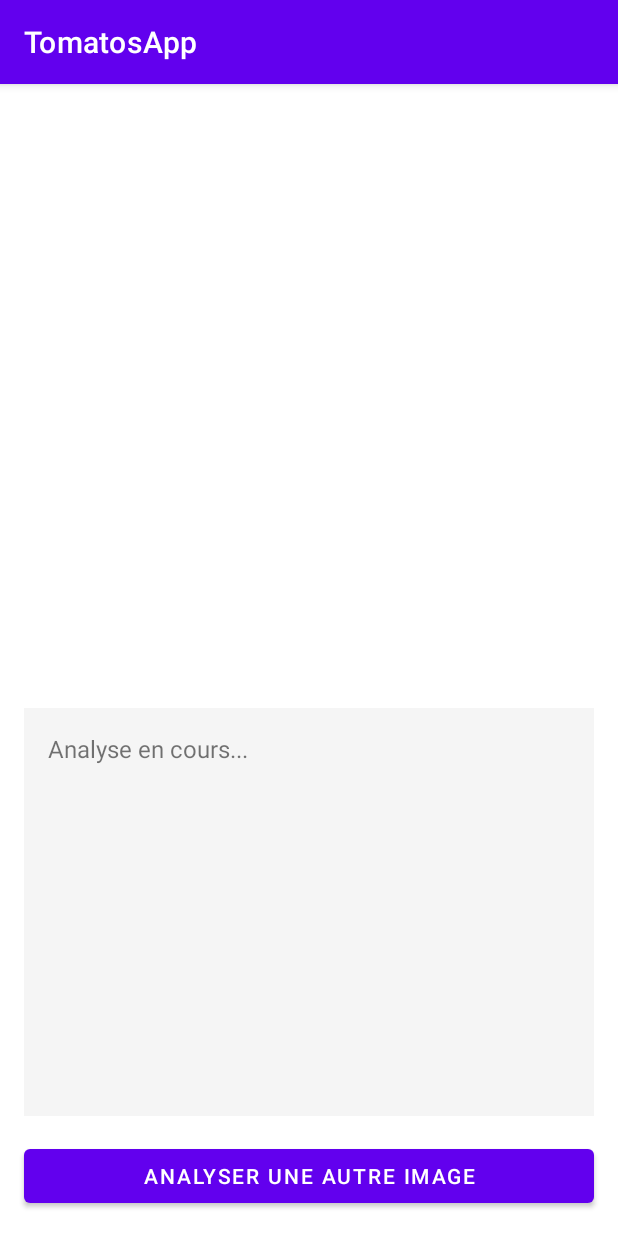
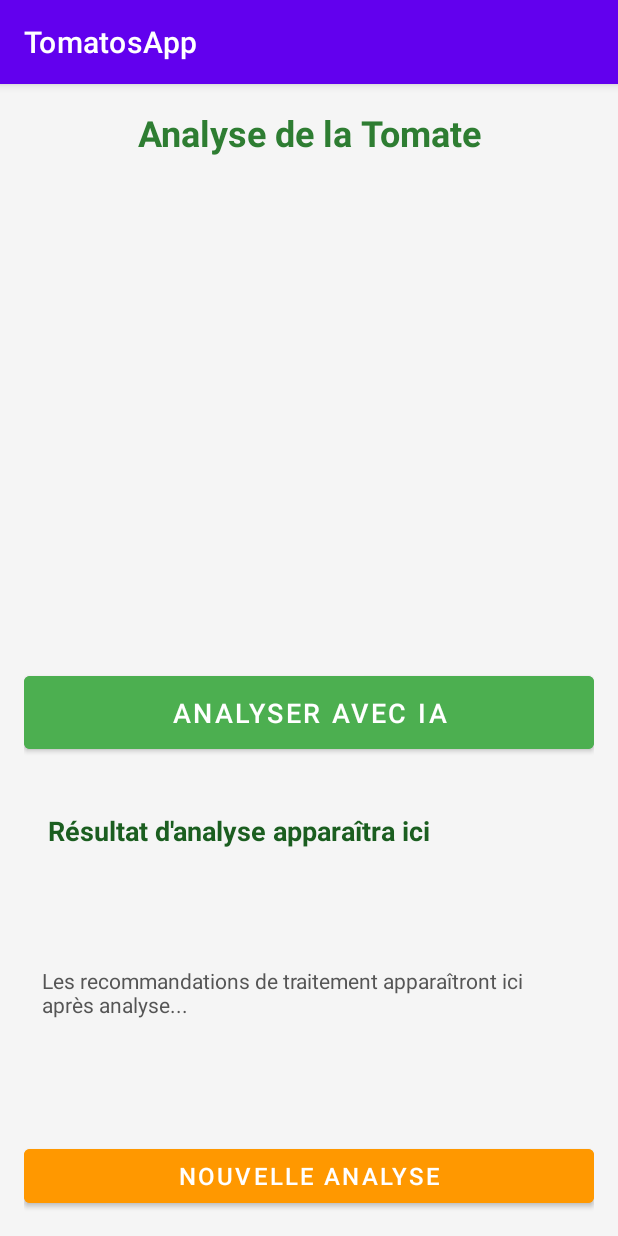
Before and after one commit to abdellatif-rhaymi/TomateApp, an Android app: the PredictionActivity screen opened directly, with no data from a screen before it, on a phone screen of 412 x 824 dp. Run offline under Robolectric (Android 15) with nearby library versions, the phone set to English and light mode, and no system bars; 1 statement that could not run was skipped.

Commit message:
Second commit of TomateApp project

```diff
--- a/app/src/main/AndroidManifest.xml
+++ b/app/src/main/AndroidManifest.xml
@@ -5,6 +5,8 @@
     <!-- Permissions -->
     <uses-permission android:name="android.permission.CAMERA" />
     <uses-permission android:name="android.permission.READ_EXTERNAL_STORAGE" />
+    <uses-permission android:name="android.permission.INTERNET" />
+
     <uses-permission android:name="android.permission.WRITE_EXTERNAL_STORAGE"
         android:maxSdkVersion="28" />
 
--- /dev/null
+++ b/app/src/main/java/com/example/tomatosapp/network/PredictionApiService.java
@@ -0,0 +1,13 @@
+package com.example.tomatosapp.network; // Adapte ton package
+
+import okhttp3.MultipartBody;
+import retrofit2.Call;
+import retrofit2.http.Multipart;
+import retrofit2.http.POST;
+import retrofit2.http.Part;
+
+public interface PredictionApiService {
+    @Multipart
+    @POST("predict") // Le chemin de ton endpoint Flask (commence par / si c'est la racine du service)
+    Call<PredictionResponse> uploadImage(@Part MultipartBody.Part imageFile);
+}
--- a/app/src/main/res/layout/activity_prediction.xml
+++ b/app/src/main/res/layout/activity_prediction.xml
@@ -1,54 +1,108 @@
 <?xml version="1.0" encoding="utf-8"?>
-<androidx.constraintlayout.widget.ConstraintLayout xmlns:android="http://schemas.android.com/apk/res/android"
-    xmlns:app="http://schemas.android.com/apk/res-auto"
-    xmlns:tools="http://schemas.android.com/tools"
+<LinearLayout xmlns:android="http://schemas.android.com/apk/res/android"
     android:layout_width="match_parent"
     android:layout_height="match_parent"
-    tools:context=".activities.PredictionActivity">
+    android:orientation="vertical"
+    android:padding="16dp"
+    android:background="#F5F5F5">
 
+    <!-- Titre -->
+    <TextView
+        android:layout_width="match_parent"
+        android:layout_height="wrap_content"
+        android:text="Analyse de la Tomate"
+        android:textSize="24sp"
+        android:textStyle="bold"
+        android:textColor="#2E7D32"
+        android:textAlignment="center"
+        android:layout_marginBottom="20dp" />
+
+    <!-- Image à analyser -->
     <ImageView
-        android:id="@+id/image_view"
-        android:layout_width="0dp"
+        android:id="@+id/prediction_image_view"
+        android:layout_width="match_parent"
+        android:layout_height="300dp"
+        android:scaleType="centerCrop"
+        android:layout_marginBottom="20dp" />
+
+    <!-- Bouton d'analyse -->
+    <Button
+        android:id="@+id/analyze_api_button"
+        android:layout_width="match_parent"
+        android:layout_height="wrap_content"
+        android:text="Analyser avec IA"
+        android:textSize="18sp"
+        android:backgroundTint="#4CAF50"
+        android:textColor="@android:color/white"
+        android:padding="12dp"
+        android:layout_marginBottom="20dp" />
+
+    <!-- Barre de progression -->
+    <ProgressBar
+        android:id="@+id/progress_bar"
+        style="?android:attr/progressBarStyleHorizontal"
+        android:layout_width="match_parent"
+        android:layout_height="wrap_content"
+        android:indeterminate="true"
+        android:visibility="gone"
+        android:layout_marginBottom="20dp" />
+
+    <!-- Résultats -->
+    <LinearLayout
+        android:layout_width="match_parent"
+        android:layout_height="wrap_content"
+        android:orientation="vertical"
+
+        android:padding="16dp"
+        android:layout_marginBottom="20dp">
+
+        <TextView
+            android:id="@+id/result_text_view"
+            android:layout_width="match_parent"
+            android:layout_height="wrap_content"
+            android:text="Résultat d'analyse apparaîtra ici"
+            android:textSize="18sp"
+            android:textStyle="bold"
+            android:textColor="#1B5E20"
+            android:layout_marginBottom="8dp" />
+
+        <TextView
+            android:id="@+id/confidence_text_view"
+            android:layout_width="match_parent"
+            android:layout_height="wrap_content"
+            android:text=""
+            android:textSize="16sp"
+            android:textColor="#388E3C" />
+
+    </LinearLayout>
+
+    <!-- Zone pour les solutions (à développer plus tard) -->
+    <ScrollView
+        android:layout_width="match_parent"
         android:layout_height="0dp"
-        android:layout_marginStart="16dp"
-        android:layout_marginTop="16dp"
-        android:layout_marginEnd="16dp"
-        android:layout_marginBottom="16dp"
-        android:contentDescription="Image de la feuille de tomate"
-        android:scaleType="centerCrop"
-        app:layout_constraintBottom_toTopOf="@+id/result_text_view"
-        app:layout_constraintEnd_toEndOf="parent"
-        app:layout_constraintStart_toStartOf="parent"
-        app:layout_constraintTop_toTopOf="parent"
-        app:layout_constraintHeight_percent="0.5" />
+        android:layout_weight="1">
 
-    <TextView
-        android:id="@+id/result_text_view"
-        android:layout_width="0dp"
-        android:layout_height="0dp"
-        android:layout_marginStart="16dp"
-        android:layout_marginEnd="16dp"
-        android:layout_marginBottom="16dp"
-        android:background="#F5F5F5"
-        android:padding="16dp"
-        android:scrollbars="vertical"
-        android:text="Analyse en cours..."
+        <TextView
+            android:id="@+id/solutions_text_view"
+            android:layout_width="match_parent"
+            android:layout_height="wrap_content"
+            android:text="Les recommandations de traitement apparaîtront ici après analyse..."
+            android:textSize="14sp"
+            android:textColor="#555555"
+            android:padding="12dp"
+   />
+
+    </ScrollView>
+
+    <!-- Bouton retour -->
+    <Button
+        android:id="@+id/back_button"
+        android:layout_width="match_parent"
+        android:layout_height="wrap_content"
+        android:text="Nouvelle Analyse"
         android:textSize="16sp"
-        app:layout_constraintBottom_toTopOf="@+id/analyze_again_button"
-        app:layout_constraintEnd_toEndOf="parent"
-        app:layout_constraintStart_toStartOf="parent"
-        app:layout_constraintTop_toBottomOf="@+id/image_view" />
+        android:backgroundTint="#FF9800"
+        android:textColor="@android:color/white"
+        android:layout_marginTop="16dp" />
 
-    <Button
-        android:id="@+id/analyze_again_button"
-        android:layout_width="0dp"
-        android:layout_height="wrap_content"
-        android:layout_marginStart="16dp"
-        android:layout_marginEnd="16dp"
-        android:layout_marginBottom="16dp"
-        android:text="Analyser une autre image"
-        app:layout_constraintBottom_toBottomOf="parent"
-        app:layout_constraintEnd_toEndOf="parent"
-        app:layout_constraintStart_toStartOf="parent" />
-
-</androidx.constraintlayout.widget.ConstraintLayout>
+</LinearLayout>
```
Also changed, not shown: app/build.gradle.kts (+34 -27 lines), app/src/main/java/com/example/tomatosapp/activities/PredictionActivity.java (+150 -115 lines), app/src/main/java/com/example/tomatosapp/network/PredictionResponse.java (added, +26 -0 lines), app/src/main/java/com/example/tomatosapp/utils/TomatoDiseaseClassifier.java (deleted, +0 -200 lines).
